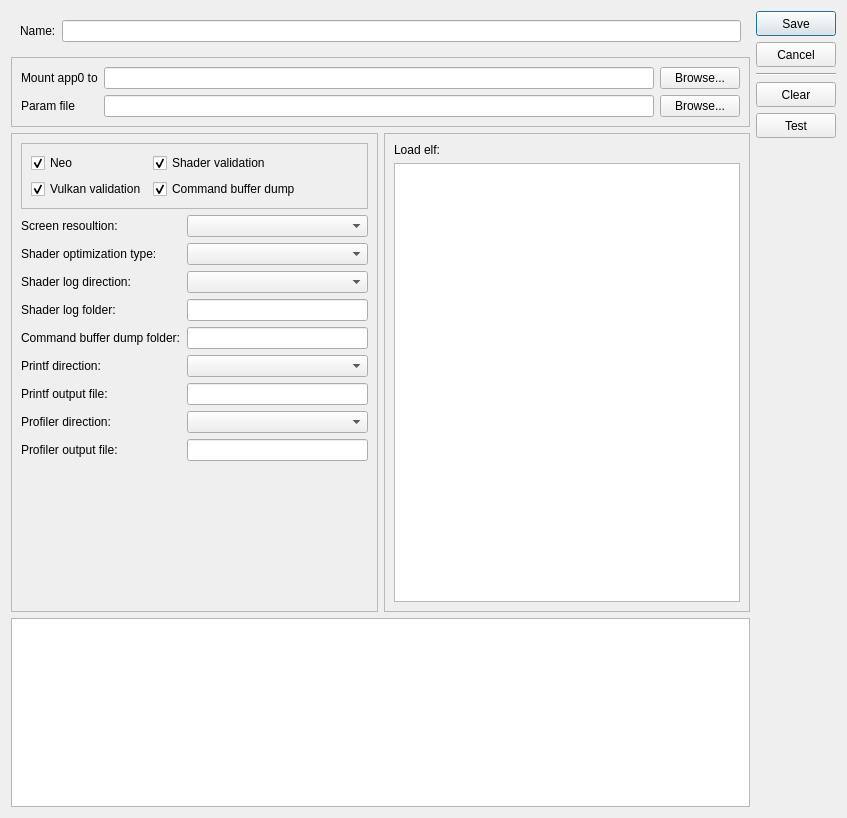
This is source/launcher/forms/configuration_edit_dialog.ui in PixelDroid19/Kyty as Qt 5 draws it before an edit. The edited form follows.
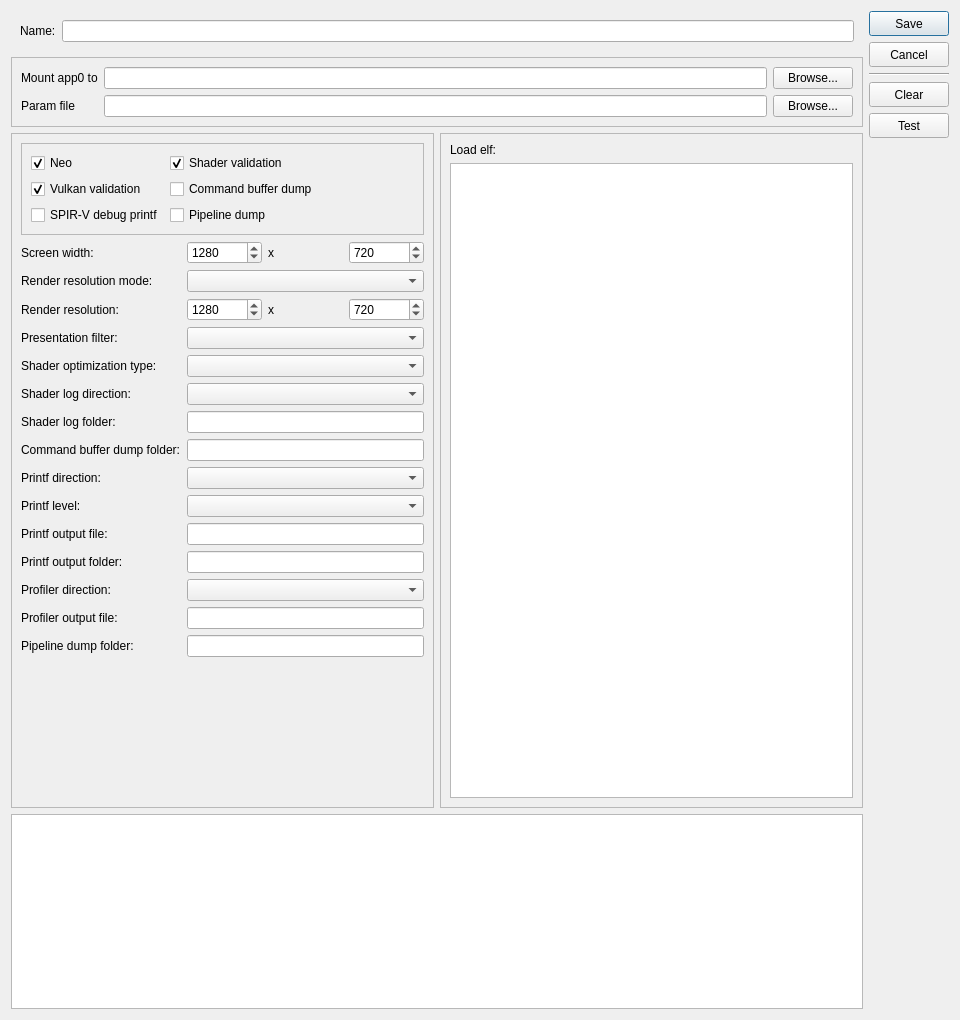
This is the edited form. Custom widgets are drawn as their Qt base class.

```diff
--- a/source/launcher/forms/configuration_edit_dialog.ui
+++ b/source/launcher/forms/configuration_edit_dialog.ui
@@ -6,8 +6,8 @@
    <rect>
     <x>0</x>
     <y>0</y>
-    <width>837</width>
-    <height>818</height>
+    <width>960</width>
+    <height>1020</height>
    </rect>
   </property>
   <property name="windowTitle">
@@ -245,7 +245,33 @@
                 <string>Command buffer dump</string>
                </property>
                <property name="checked">
-                <bool>true</bool>
+                <bool>false</bool>
+               </property>
+              </widget>
+             </item>
+             <item row="2" column="0">
+              <widget class="QCheckBox" name="checkBox_spirv_debug">
+               <property name="toolTip">
+                <string>Enable SPIR-V debug printf</string>
+               </property>
+               <property name="text">
+                <string>SPIR-V debug printf</string>
+               </property>
+               <property name="checked">
+                <bool>false</bool>
+               </property>
+              </widget>
+             </item>
+             <item row="2" column="1">
+              <widget class="QCheckBox" name="checkBox_pipeline_dump">
+               <property name="toolTip">
+                <string>Dump graphics pipelines</string>
+               </property>
+               <property name="text">
+                <string>Pipeline dump</string>
+               </property>
+               <property name="checked">
+                <bool>false</bool>
                </property>
               </widget>
              </item>
@@ -268,53 +294,167 @@
           <item row="1" column="0">
            <widget class="QLabel" name="label_16">
             <property name="text">
-             <string>Screen resoultion:</string>
+             <string>Screen width:</string>
             </property>
            </widget>
           </item>
           <item row="1" column="1">
-           <widget class="QComboBox" name="comboBox_screen_resolution">
-            <property name="toolTip">
-             <string>Window resolution</string>
-            </property>
-           </widget>
+           <layout class="QHBoxLayout" name="horizontalLayout_screen">
+            <item>
+             <widget class="QSpinBox" name="spinBox_screen_width">
+              <property name="toolTip">
+               <string>Host window width</string>
+              </property>
+              <property name="minimum">
+               <number>320</number>
+              </property>
+              <property name="maximum">
+               <number>8192</number>
+              </property>
+              <property name="value">
+               <number>1280</number>
+              </property>
+             </widget>
+            </item>
+            <item>
+             <widget class="QLabel" name="label_x1">
+              <property name="text">
+               <string>x</string>
+              </property>
+             </widget>
+            </item>
+            <item>
+             <widget class="QSpinBox" name="spinBox_screen_height">
+              <property name="toolTip">
+               <string>Host window height</string>
+              </property>
+              <property name="minimum">
+               <number>240</number>
+              </property>
+              <property name="maximum">
+               <number>8192</number>
+              </property>
+              <property name="value">
+               <number>720</number>
+              </property>
+             </widget>
+            </item>
+           </layout>
           </item>
           <item row="2" column="0">
+           <widget class="QLabel" name="label_render_mode">
+            <property name="text">
+             <string>Render resolution mode:</string>
+            </property>
+           </widget>
+          </item>
+          <item row="2" column="1">
+           <widget class="QComboBox" name="comboBox_render_resolution_mode">
+            <property name="toolTip">
+             <string>Fixed or Native render resolution</string>
+            </property>
+           </widget>
+          </item>
+          <item row="3" column="0">
+           <widget class="QLabel" name="label_render_res">
+            <property name="text">
+             <string>Render resolution:</string>
+            </property>
+           </widget>
+          </item>
+          <item row="3" column="1">
+           <layout class="QHBoxLayout" name="horizontalLayout_render">
+            <item>
+             <widget class="QSpinBox" name="spinBox_render_width">
+              <property name="toolTip">
+               <string>Fixed render target width</string>
+              </property>
+              <property name="minimum">
+               <number>320</number>
+              </property>
+              <property name="maximum">
+               <number>8192</number>
+              </property>
+              <property name="value">
+               <number>1280</number>
+              </property>
+             </widget>
+            </item>
+            <item>
+             <widget class="QLabel" name="label_x2">
+              <property name="text">
+               <string>x</string>
+              </property>
+             </widget>
+            </item>
+            <item>
+             <widget class="QSpinBox" name="spinBox_render_height">
+              <property name="toolTip">
+               <string>Fixed render target height</string>
+              </property>
+              <property name="minimum">
+               <number>240</number>
+              </property>
+              <property name="maximum">
+               <number>8192</number>
+              </property>
+              <property name="value">
+               <number>720</number>
+              </property>
+             </widget>
+            </item>
+           </layout>
+          </item>
+          <item row="4" column="0">
+           <widget class="QLabel" name="label_presentation">
+            <property name="text">
+             <string>Presentation filter:</string>
+            </property>
+           </widget>
+          </item>
+          <item row="4" column="1">
+           <widget class="QComboBox" name="comboBox_presentation_filter">
+            <property name="toolTip">
+             <string>Linear or Nearest presentation scaling</string>
+            </property>
+           </widget>
+          </item>
+          <item row="5" column="0">
            <widget class="QLabel" name="label_20">
             <property name="text">
              <string>Shader optimization type:</string>
             </property>
            </widget>
           </item>
-          <item row="2" column="1">
+          <item row="5" column="1">
            <widget class="QComboBox" name="comboBox_shader_optimization_type">
             <property name="toolTip">
              <string>Optimize shaders for code size or performance</string>
             </property>
            </widget>
           </item>
-          <item row="3" column="0">
+          <item row="6" column="0">
            <widget class="QLabel" name="label_21">
             <property name="text">
              <string>Shader log direction:</string>
             </property>
            </widget>
           </item>
-          <item row="3" column="1">
+          <item row="6" column="1">
            <widget class="QComboBox" name="comboBox_shader_log_direction">
             <property name="toolTip">
              <string>Dump shaders to file or console window. If enabled may decrease emulator performance</string>
             </property>
            </widget>
           </item>
-          <item row="4" column="0">
+          <item row="7" column="0">
            <widget class="QLabel" name="label_22">
             <property name="text">
              <string>Shader log folder:</string>
             </property>
            </widget>
           </item>
-          <item row="4" column="1">
+          <item row="7" column="1">
            <widget class="MandatoryLineEdit" name="lineEdit_shader_log_folder">
             <property name="toolTip">
              <string>Specify directory to dump shaders</string>
@@ -324,14 +464,14 @@
             </property>
            </widget>
           </item>
-          <item row="5" column="0">
+          <item row="8" column="0">
            <widget class="QLabel" name="label_24">
             <property name="text">
              <string>Command buffer dump folder:</string>
             </property>
            </widget>
           </item>
-          <item row="5" column="1">
+          <item row="8" column="1">
            <widget class="MandatoryLineEdit" name="lineEdit_cmd_dump_folder">
             <property name="toolTip">
              <string>Specify directory to dump command buffers</string>
@@ -341,28 +481,42 @@
             </property>
            </widget>
           </item>
-          <item row="6" column="0">
+          <item row="9" column="0">
            <widget class="QLabel" name="label_25">
             <property name="text">
              <string>Printf direction:</string>
             </property>
            </widget>
           </item>
-          <item row="6" column="1">
+          <item row="9" column="1">
            <widget class="QComboBox" name="comboBox_printf_direction">
             <property name="toolTip">
              <string>Print logs to file or console window. If enabled may decrease emulator performance</string>
             </property>
            </widget>
           </item>
-          <item row="7" column="0">
+          <item row="10" column="0">
+           <widget class="QLabel" name="label_printf_level">
+            <property name="text">
+             <string>Printf level:</string>
+            </property>
+           </widget>
+          </item>
+          <item row="10" column="1">
+           <widget class="QComboBox" name="comboBox_printf_level">
+            <property name="toolTip">
+             <string>Minimum log severity: Debug, Info, Warn, Error</string>
+            </property>
+           </widget>
+          </item>
+          <item row="11" column="0">
            <widget class="QLabel" name="label_26">
             <property name="text">
              <string>Printf output file:</string>
             </property>
            </widget>
           </item>
-          <item row="7" column="1">
+          <item row="11" column="1">
            <widget class="MandatoryLineEdit" name="lineEdit_printf_file">
             <property name="toolTip">
              <string>Specify file to dump logs</string>
@@ -372,28 +526,45 @@
             </property>
            </widget>
           </item>
-          <item row="8" column="0">
+          <item row="12" column="0">
+           <widget class="QLabel" name="label_printf_folder">
+            <property name="text">
+             <string>Printf output folder:</string>
+            </property>
+           </widget>
+          </item>
+          <item row="12" column="1">
+           <widget class="QLineEdit" name="lineEdit_printf_folder">
+            <property name="toolTip">
+             <string>Directory for per-thread log files (Directory mode)</string>
+            </property>
+            <property name="clearButtonEnabled">
+             <bool>true</bool>
+            </property>
+           </widget>
+          </item>
+          <item row="13" column="0">
            <widget class="QLabel" name="label_27">
             <property name="text">
              <string>Profiler direction:</string>
             </property>
            </widget>
           </item>
-          <item row="8" column="1">
+          <item row="13" column="1">
            <widget class="QComboBox" name="comboBox_profiler_direction">
             <property name="toolTip">
              <string>Enable/disable profiler. If enabled may decrease emulator performance</string>
             </property>
            </widget>
           </item>
-          <item row="9" column="0">
+          <item row="14" column="0">
            <widget class="QLabel" name="label_28">
             <property name="text">
              <string>Profiler output file:</string>
             </property>
            </widget>
           </item>
-          <item row="9" column="1">
+          <item row="14" column="1">
            <widget class="MandatoryLineEdit" name="lineEdit_profiler_file">
             <property name="toolTip">
              <string>Specify file to dump profiler info</string>
@@ -403,7 +574,24 @@
             </property>
            </widget>
           </item>
-          <item row="11" column="0" colspan="2">
+          <item row="15" column="0">
+           <widget class="QLabel" name="label_pipeline_folder">
+            <property name="text">
+             <string>Pipeline dump folder:</string>
+            </property>
+           </widget>
+          </item>
+          <item row="15" column="1">
+           <widget class="QLineEdit" name="lineEdit_pipeline_dump_folder">
+            <property name="toolTip">
+             <string>Directory to dump graphics pipelines (when Pipeline dump enabled)</string>
+            </property>
+            <property name="clearButtonEnabled">
+             <bool>true</bool>
+            </property>
+           </widget>
+          </item>
+          <item row="16" column="0" colspan="2">
            <layout class="QHBoxLayout" name="horizontalLayout_2">
             <item>
              <spacer name="horizontalSpacer_3">
```
Left out of the diff: 2 changed lines with no effect on the pictures.
